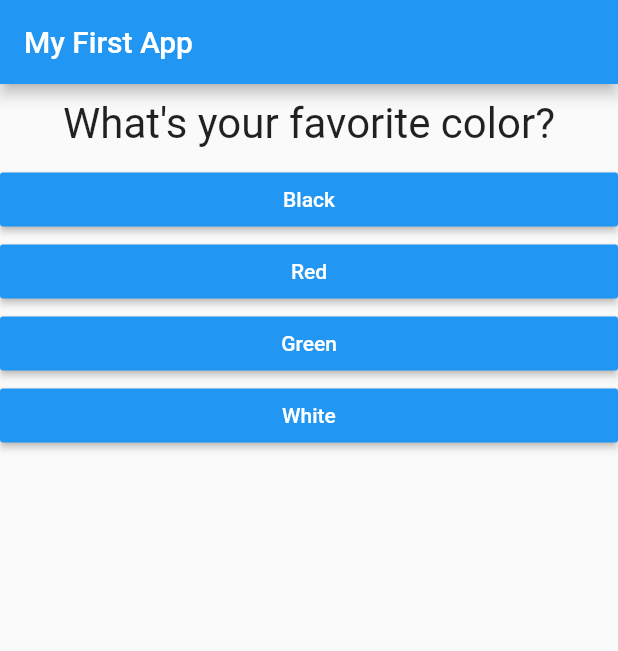
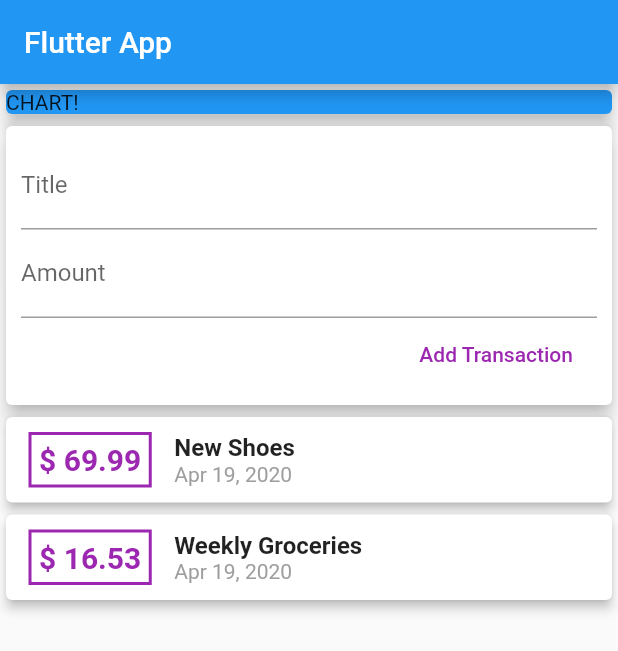
Before and after one commit to Qodify/flutter_app, a Flutter app: the screen it shows after launch, on a phone screen of 412 x 824 dp. Shown: the top 651 px of the screen. Run offline on Flutter 3.47's test engine with Material 2 defaults, Android fonts, the phone set to English and light mode, and no system bars.

Commit message:
diff widgets

```diff
--- a/lib/main.dart
+++ b/lib/main.dart
@@ -1,83 +1,45 @@
 import 'package:flutter/material.dart';
-import 'package:flutter_complete_guide/result.dart';
+import 'package:flutter_complete_guide/models/transaction.dart';
 
-import 'quiz.dart';
+import './widgets/user_transactions.dart';
 
 void main() => runApp(MyApp());
 
-class MyApp extends StatefulWidget {
+class MyApp extends StatelessWidget {
   @override
-  _MyAppState createState() => _MyAppState();
+  Widget build(BuildContext context) {
+    return MaterialApp(
+      title: 'Flutter App',
+      home: MyHomePage(),
+    );
+  }
 }
 
-class _MyAppState extends State<MyApp> {
-  final _questions = const [
-    {
-      'questionText': "What's your favorite color?",
-      'answers': [
-        {'text': 'Black', 'score': 10},
-        {'text': 'Red', 'score': 5},
-        {'text': 'Green', 'score': 3},
-        {'text': 'White', 'score': 1},
-      ],
-    },
-    {
-      'questionText': "What's your favorite animal?",
-      'answers': [
-        {'text': 'Rabbit', 'score': 3},
-        {'text': 'Snake', 'score': 10},
-        {'text': 'Elephant', 'score': 5},
-        {'text': 'Lion', 'score': 1},
-      ],
-    },
-    {
-      'questionText': "Who's yout favorite instructor",
-      'answers': [
-        {'text': 'Max', 'score': 1},
-        {'text': 'Max', 'score': 3},
-        {'text': 'Max', 'score': 5},
-        {'text': 'Max', 'score': 10},
-      ],
-    },
-  ];
-  var _questionIndex = 0; //properties
-  var _totalScore = 0;
+class MyHomePage extends StatelessWidget {
+  final titleController = TextEditingController();
+  final amountController = TextEditingController();
 
-  void _resetQuiz() {
-    setState(() {
-      _questionIndex = 0;
-      _totalScore = 0;
-    });
-  }
-
-  void _answerQuestion(int score) {
-    _totalScore += score;
-
-    setState(() {
-      _questionIndex = _questionIndex + 1;
-    });
-    if (_questionIndex < _questions.length) {
-      print('we have more questions');
-    }
-  }
-
-  @override //decorator provided by dart, deliberately overriding build method from StatelessWidget
+  @override
   Widget build(BuildContext context) {
-    //flutters job to provide context for you
-
-    return MaterialApp(
-      home: Scaffold(
-        appBar: AppBar(
-          title: Text('My First App'),
+    return Scaffold(
+      appBar: AppBar(
+        title: Text('Flutter App'),
+      ),
+      body: SingleChildScrollView(
+              child: Column(
+          children: <Widget>[
+            Container(
+              width: double.infinity,
+              child: Card(
+                color: Colors.blue,
+                child: Text('CHART!'),
+                elevation: 5,
+              ),
+            ),
+            UserTransactions(),
+          ],
         ),
-        body: _questionIndex < _questions.length
-            ? Quiz(
-                answerQuestion: _answerQuestion,
-                questions: _questions,
-                questionIndex: _questionIndex,
-              )
-            : Result(_totalScore, _resetQuiz),
       ),
-    ); //does base setup
+    );
   }
 }
--- /dev/null
+++ b/lib/models/transaction.dart
@@ -0,0 +1,15 @@
+import 'package:flutter/foundation.dart';
+
+class Transaction {
+  final String id;
+  final String title;
+  final double amount;
+  final DateTime date;
+
+  Transaction({
+    @required this.id,
+    @required this.title,
+    @required this.amount,
+    @required this.date,
+  });
+}
--- /dev/null
+++ b/lib/widgets/new_transaction.dart
@@ -0,0 +1,52 @@
+import 'package:flutter/material.dart';
+
+class NewTransaction extends StatelessWidget {
+  final Function _newTransactionHandler;
+  final titleController = TextEditingController();
+  final amountController = TextEditingController();
+
+  NewTransaction(this._newTransactionHandler);
+
+  void submitData() {
+    final enteredTitle = titleController.text;
+    final enteredAmount = double.parse(amountController.text);
+
+    if (enteredTitle.isEmpty || enteredAmount <= 0) return;
+
+    _newTransactionHandler(
+      enteredTitle,
+      enteredAmount,
+    );
+  }
+
+  @override
+  Widget build(BuildContext context) {
+    return Card(
+      elevation: 5,
+      child: Container(
+        padding: EdgeInsets.all(10),
+        child: Column(
+          crossAxisAlignment: CrossAxisAlignment.end,
+          children: <Widget>[
+            TextField(
+              decoration: InputDecoration(labelText: 'Title'),
+              controller: titleController,
+              onSubmitted: (_) => submitData(),
+            ),
+            TextField(
+              decoration: InputDecoration(labelText: 'Amount'),
+              controller: amountController,
+              keyboardType: TextInputType.number,
+              onSubmitted: (_) => submitData(),
+            ),
+            FlatButton(
+              child: Text('Add Transaction'),
+              onPressed: submitData,
+              textColor: Colors.purple,
+            )
+          ],
+        ),
+      ),
+    );
+  }
+}
--- /dev/null
+++ b/lib/widgets/transaction_list.dart
@@ -0,0 +1,59 @@
+import 'package:flutter/material.dart';
+import 'package:intl/intl.dart';
+
+import '../models/transaction.dart';
+
+class TransactionList extends StatelessWidget {
+  final List<Transaction> _userTransactions;
+
+  TransactionList(this._userTransactions);
+
+  @override
+  Widget build(BuildContext context) {
+    return Container(
+      height: 300,
+      child: ListView.builder(
+        //has infinite height
+        itemBuilder: (ctx, index) {
+          return Card(
+            //margin: EdgeInsets.all(10),
+            elevation: 3,
+            child: Row(
+              children: <Widget>[
+                Container(
+                  margin: EdgeInsets.symmetric(vertical: 10, horizontal: 15),
+                  decoration: BoxDecoration(
+                    border: Border.all(
+                      color: Colors.purple,
+                      width: 2,
+                    ),
+                  ),
+                  child: Text(
+                    '\$ ${_userTransactions[index].amount.toStringAsFixed(2)}',
+                    style: TextStyle(
+                        fontWeight: FontWeight.bold,
+                        fontSize: 20,
+                        color: Colors.purple),
+                  ),
+                  padding: EdgeInsets.all(5),
+                ),
+                Column(crossAxisAlignment: CrossAxisAlignment.start, children: <
+                    Widget>[
+                  Text(
+                    _userTransactions[index].title,
+                    style: TextStyle(fontSize: 16, fontWeight: FontWeight.bold),
+                  ),
+                  Text(
+                    DateFormat.yMMMd().format(_userTransactions[index].date),
+                    style: TextStyle(color: Colors.grey),
+                  ),
+                ]),
+              ],
+            ),
+          );
+        },
+        itemCount: _userTransactions.length,
+      ),
+    );
+  }
+}
--- /dev/null
+++ b/lib/widgets/user_transactions.dart
@@ -0,0 +1,49 @@
+import 'package:flutter/material.dart';
+
+import './new_transaction.dart';
+import './transaction_list.dart';
+import '../models/transaction.dart';
+
+class UserTransactions extends StatefulWidget {
+  @override
+  _UserTransactionsState createState() => _UserTransactionsState();
+}
+
+class _UserTransactionsState extends State<UserTransactions> {
+  final List<Transaction> _userTransactions = [
+    Transaction(
+      id: 't1',
+      title: 'New Shoes',
+      amount: 69.99,
+      date: DateTime.now(),
+    ),
+    Transaction(
+      id: 't2',
+      title: 'Weekly Groceries',
+      amount: 16.53,
+      date: DateTime.now(),
+    ),
+  ];
+
+  void _addNewTransaction(String txTitle, double txAmount) {
+    final newTx = Transaction(
+        title: txTitle,
+        amount: txAmount,
+        date: DateTime.now(),
+        id: DateTime.now().toString());
+
+        setState(() {
+          _userTransactions.add(newTx);
+        });
+  }
+
+  @override
+  Widget build(BuildContext context) {
+    return Column(
+      children: <Widget>[
+        NewTransaction(_addNewTransaction),
+        TransactionList(_userTransactions),
+      ],
+    );
+  }
+}
--- a/pubspec.yaml
+++ b/pubspec.yaml
@@ -19,6 +19,7 @@ environment:
 dependencies:
   flutter:
     sdk: flutter
+  intl: ^0.16.1
 
   # The following adds the Cupertino Icons font to your application.
   # Use with the CupertinoIcons class for iOS style icons.
--- /dev/null
+++ b/quiz_app/main.dart
@@ -0,0 +1,83 @@
+import 'package:flutter/material.dart';
+
+import 'quiz.dart';
+import 'result.dart';
+
+//void main() => runApp(MyApp());
+
+class MyApp extends StatefulWidget {
+  @override
+  _MyAppState createState() => _MyAppState();
+}
+
+class _MyAppState extends State<MyApp> {
+  final _questions = const [
+    {
+      'questionText': "What's your favorite color?",
+      'answers': [
+        {'text': 'Black', 'score': 10},
+        {'text': 'Red', 'score': 5},
+        {'text': 'Green', 'score': 3},
+        {'text': 'White', 'score': 1},
+      ],
+    },
+    {
+      'questionText': "What's your favorite animal?",
+      'answers': [
+        {'text': 'Rabbit', 'score': 3},
+        {'text': 'Snake', 'score': 10},
+        {'text': 'Elephant', 'score': 5},
+        {'text': 'Lion', 'score': 1},
+      ],
+    },
+    {
+      'questionText': "Who's yout favorite instructor",
+      'answers': [
+        {'text': 'Max', 'score': 1},
+        {'text': 'Max', 'score': 3},
+        {'text': 'Max', 'score': 5},
+        {'text': 'Max', 'score': 10},
+      ],
+    },
+  ];
+  var _questionIndex = 0; //properties
+  var _totalScore = 0;
+
+  void _resetQuiz() {
+    setState(() {
+      _questionIndex = 0;
+      _totalScore = 0;
+    });
+  }
+
+  void _answerQuestion(int score) {
+    _totalScore += score;
+
+    setState(() {
+      _questionIndex = _questionIndex + 1;
+    });
+    if (_questionIndex < _questions.length) {
+      print('we have more questions');
+    }
+  }
+
+  @override //decorator provided by dart, deliberately overriding build method from StatelessWidget
+  Widget build(BuildContext context) {
+    //flutters job to provide context for you
+
+    return MaterialApp(
+      home: Scaffold(
+        appBar: AppBar(
+          title: Text('My First App'),
+        ),
+        body: _questionIndex < _questions.length
+            ? Quiz(
+                answerQuestion: _answerQuestion,
+                questions: _questions,
+                questionIndex: _questionIndex,
+              )
+            : Result(_totalScore, _resetQuiz),
+      ),
+    ); //does base setup
+  }
+}
```
Also changed, not shown: notes.assets/RDSfoutlethode2.PNG (deleted), pubspec.lock, quiz_app/answer.dart (renamed from lib/answer.dart), quiz_app/question.dart (renamed from lib/question.dart), quiz_app/quiz.dart (renamed from lib/quiz.dart), quiz_app/result.dart (renamed from lib/result.dart), 6 other files.
